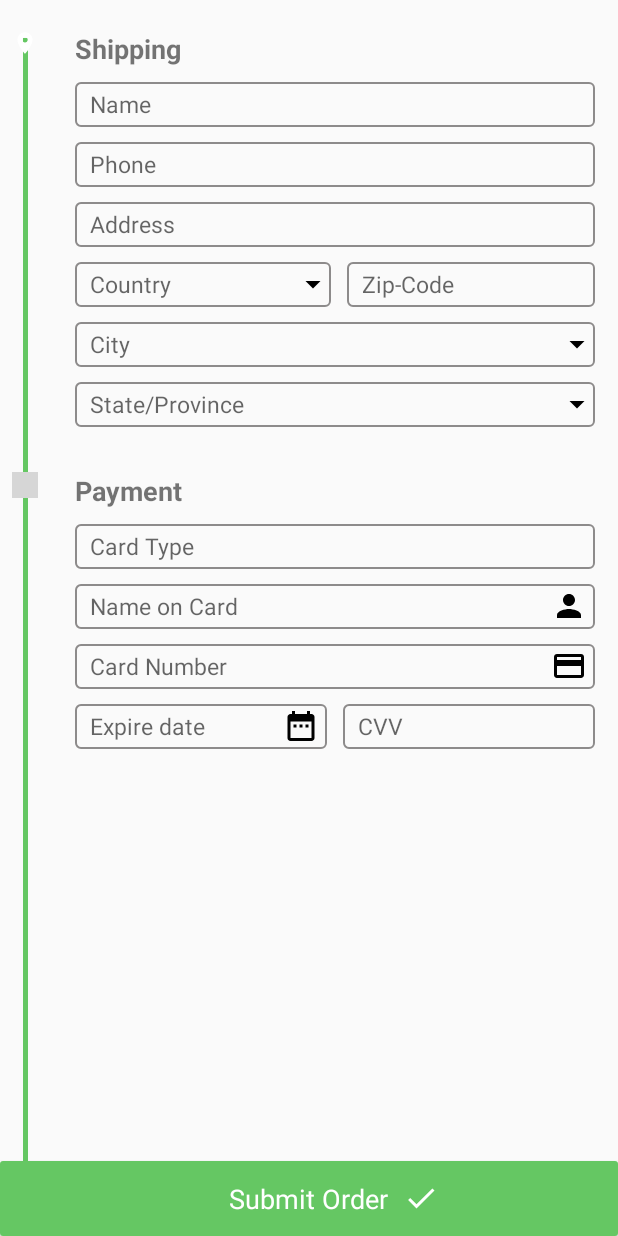
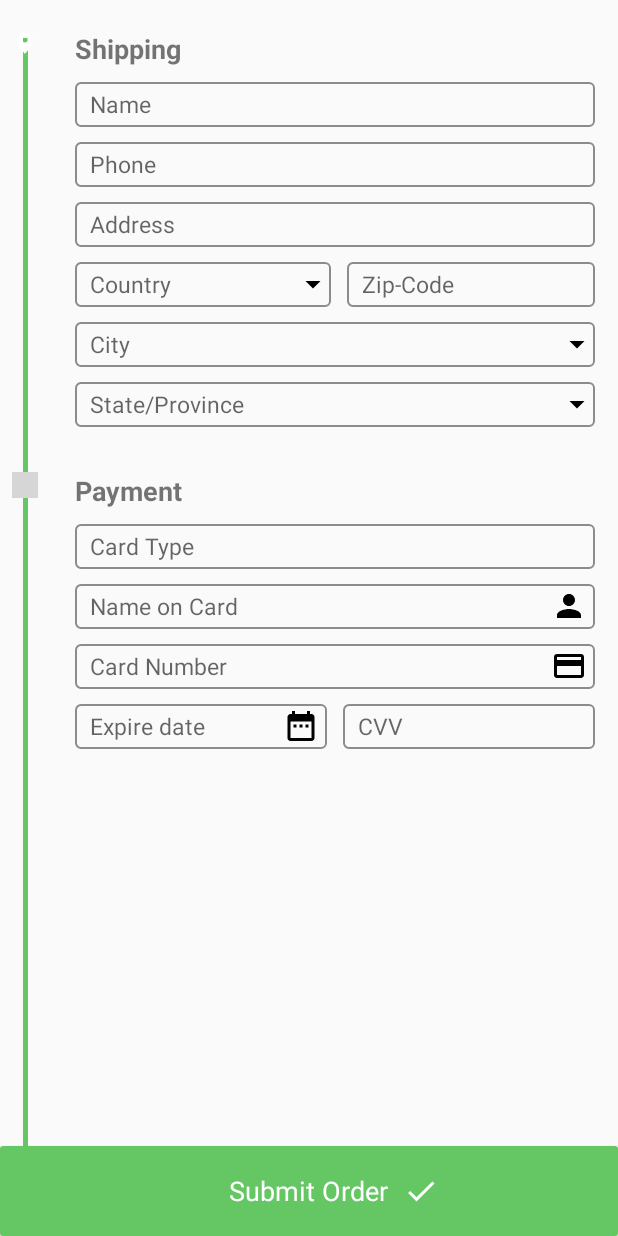
Before and after one commit to RioT3ch/sample_layouts_android, an Android app: the checkout screen opened directly, with no data from a screen before it, on a phone screen of 412 x 824 dp. Run offline under Robolectric (Android 15) with nearby library versions, the phone set to English and light mode, and no system bars; our stand-ins replace CircleImageView; grey boxes are pictures that could not be loaded.

Commit message:
added ProfileActivity.java

```diff
--- a/about_us_demo/app/src/main/AndroidManifest.xml
+++ b/about_us_demo/app/src/main/AndroidManifest.xml
@@ -21,7 +21,8 @@
         <activity android:name=".MainActivity" />
         <activity android:name=".checkout_button" />
         <activity android:name=".no_internet" />
-        <activity android:name=".login_sign_screen"></activity>
+        <activity android:name=".login_sign_screen" />
+        <activity android:name=".ProfileActivity"></activity>
     </application>
 
 </manifest>
--- a/about_us_demo/app/src/main/java/com/example/zain/about_us_demo/Menu.java
+++ b/about_us_demo/app/src/main/java/com/example/zain/about_us_demo/Menu.java
@@ -8,6 +8,6 @@ public class Menu extends AppCompatActivity {
     @Override
     protected void onCreate(Bundle savedInstanceState) {
         super.onCreate(savedInstanceState);
-        setContentView(R.layout.fragment_account);
+        setContentView(R.layout.activity_menu);
     }
 }
--- a/about_us_demo/app/src/main/res/layout/activity_checkout.xml
+++ b/about_us_demo/app/src/main/res/layout/activity_checkout.xml
@@ -2,8 +2,8 @@
 <RelativeLayout xmlns:android="http://schemas.android.com/apk/res/android"
     xmlns:app="http://schemas.android.com/apk/res-auto"
     xmlns:tools="http://schemas.android.com/tools"
-    android:layout_width="wrap_content"
-    android:layout_height="wrap_content"
+    android:layout_width="match_parent"
+    android:layout_height="match_parent"
     tools:context="com.example.zain.about_us_demo.checkout">
 
     //line on left side
@@ -11,7 +11,6 @@
         android:layout_width="3dp"
         android:id="@+id/view_line"
         android:layout_height="match_parent"
-        android:layout_above="@id/cv_submit"
         android:layout_alignLeft="@id/rel_shipping"
         android:layout_marginLeft="15dp"
         android:background="@color/green"
@@ -246,10 +245,9 @@
     //submit button
     <android.support.v7.widget.CardView
             android:layout_width="match_parent"
-            android:layout_height="50dp"
+            android:layout_height="60dp"
             android:id="@+id/cv_submit"
-            android:layout_alignParentBottom="true"
-           >
+            android:layout_alignParentBottom="true">
             <RelativeLayout
                 android:layout_width="match_parent"
                 android:layout_height="match_parent"
--- a/about_us_demo/app/src/main/res/layout/activity_checkout_button.xml
+++ b/about_us_demo/app/src/main/res/layout/activity_checkout_button.xml
@@ -51,7 +51,6 @@
                 android:layout_centerVertical="true"
                 android:layout_marginLeft="10dp"
                 android:text="-"
-
                 android:textSize="20sp"
                 android:id="@+id/btn_decrement"
                 />
```
Also changed, not shown: about_us_demo/app/src/main/res/values/dimen.xml (+7 -0 lines).
